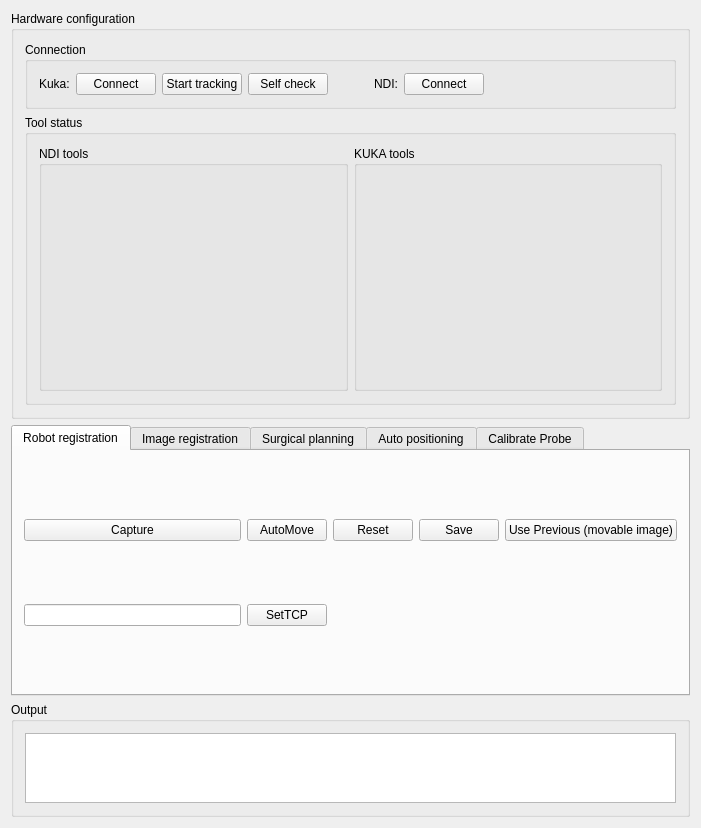
First picture: the form in Plugins/org.mitk.lancet.surgicalsimulate/src/internal/SurgicalSimulateControls.ui, repository zhaomengxiao/LancetMITK-Adition, before the edit.
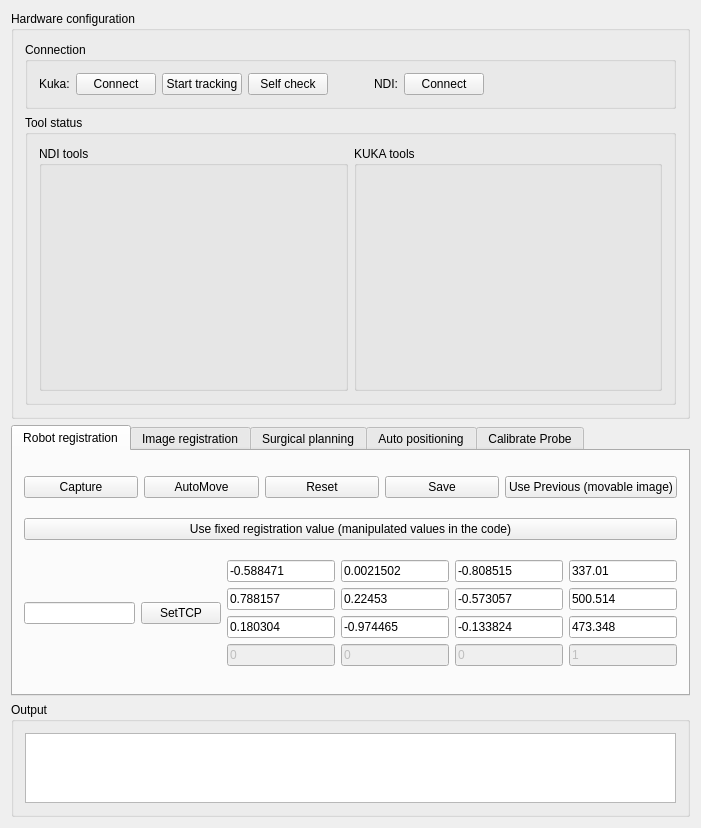
Second picture: the form after the edit. The open tabs and pages were chosen to show the change. Custom widgets are drawn as their Qt base class.

Commit message: feature(roboRegistration): temporary backup

Patch:
```diff
--- a/Plugins/org.mitk.lancet.surgicalsimulate/src/internal/SurgicalSimulateControls.ui
+++ b/Plugins/org.mitk.lancet.surgicalsimulate/src/internal/SurgicalSimulateControls.ui
@@ -7,7 +7,7 @@
     <x>0</x>
     <y>0</y>
     <width>701</width>
-    <height>738</height>
+    <height>749</height>
    </rect>
   </property>
   <property name="minimumSize">
@@ -182,51 +182,194 @@
       <attribute name="title">
        <string>Robot registration</string>
       </attribute>
-      <layout class="QGridLayout" name="gridLayout_11">
-       <item row="0" column="1">
+      <layout class="QGridLayout" name="gridLayout_12">
+       <item row="0" column="0" colspan="2">
+        <layout class="QHBoxLayout" name="horizontalLayout_7">
+         <item>
         <widget class="QPushButton" name="pushButton_captureRobot">
          <property name="text">
           <string>Capture</string>
          </property>
         </widget>
        </item>
-       <item row="0" column="2">
+         <item>
         <widget class="QPushButton" name="pushButton_automove">
          <property name="text">
           <string>AutoMove</string>
          </property>
         </widget>
        </item>
-       <item row="0" column="3">
+         <item>
         <widget class="QPushButton" name="pushButton_resetRobotReg">
          <property name="text">
           <string>Reset</string>
          </property>
         </widget>
        </item>
-       <item row="0" column="5">
-        <widget class="QPushButton" name="pushButton_usePreRobotRegit">
-         <property name="text">
-          <string>Use Previous (movable image)</string>
-         </property>
-        </widget>
-       </item>
-       <item row="0" column="4">
+         <item>
         <widget class="QPushButton" name="pushButton_saveRobotRegist">
          <property name="text">
           <string>Save</string>
          </property>
         </widget>
        </item>
-       <item row="1" column="1">
+         <item>
+          <widget class="QPushButton" name="pushButton_usePreRobotRegit">
+           <property name="text">
+            <string>Use Previous (movable image)</string>
+           </property>
+          </widget>
+         </item>
+        </layout>
+       </item>
+       <item row="1" column="0" colspan="2">
+        <widget class="QPushButton" name="pushButton_roboRegisManual">
+         <property name="text">
+          <string>Use fixed registration value (manipulated values in the code)</string>
+         </property>
+        </widget>
+       </item>
+       <item row="2" column="0">
+        <layout class="QHBoxLayout" name="horizontalLayout_10">
+         <item>
         <widget class="QLineEdit" name="lineEdit_tcp"/>
        </item>
-       <item row="1" column="2">
+         <item>
         <widget class="QPushButton" name="pushButton_setTCP">
          <property name="text">
           <string>SetTCP</string>
          </property>
         </widget>
+         </item>
+        </layout>
+       </item>
+       <item row="2" column="1">
+        <layout class="QGridLayout" name="gridLayout_11">
+         <item row="0" column="0">
+          <widget class="QLineEdit" name="lineEdit_manualRoboregis_0">
+           <property name="text">
+            <string>-0.588471</string>
+           </property>
+          </widget>
+         </item>
+         <item row="0" column="1">
+          <widget class="QLineEdit" name="lineEdit_manualRoboregis_1">
+           <property name="text">
+            <string>0.0021502</string>
+           </property>
+          </widget>
+         </item>
+         <item row="0" column="2">
+          <widget class="QLineEdit" name="lineEdit_manualRoboregis_2">
+           <property name="text">
+            <string>-0.808515</string>
+           </property>
+          </widget>
+         </item>
+         <item row="0" column="3">
+          <widget class="QLineEdit" name="lineEdit_manualRoboregis_3">
+           <property name="text">
+            <string>337.01</string>
+           </property>
+          </widget>
+         </item>
+         <item row="1" column="0">
+          <widget class="QLineEdit" name="lineEdit_manualRoboregis_4">
+           <property name="text">
+            <string>0.788157</string>
+           </property>
+          </widget>
+         </item>
+         <item row="1" column="1">
+          <widget class="QLineEdit" name="lineEdit_manualRoboregis_5">
+           <property name="text">
+            <string>0.22453</string>
+           </property>
+          </widget>
+         </item>
+         <item row="1" column="2">
+          <widget class="QLineEdit" name="lineEdit_manualRoboregis_6">
+           <property name="text">
+            <string>-0.573057</string>
+           </property>
+          </widget>
+         </item>
+         <item row="1" column="3">
+          <widget class="QLineEdit" name="lineEdit_manualRoboregis_7">
+           <property name="text">
+            <string>500.514</string>
+           </property>
+          </widget>
+         </item>
+         <item row="2" column="0">
+          <widget class="QLineEdit" name="lineEdit_manualRoboregis_8">
+           <property name="text">
+            <string>0.180304</string>
+           </property>
+          </widget>
+         </item>
+         <item row="2" column="1">
+          <widget class="QLineEdit" name="lineEdit_manualRoboregis_9">
+           <property name="text">
+            <string>-0.974465</string>
+           </property>
+          </widget>
+         </item>
+         <item row="2" column="2">
+          <widget class="QLineEdit" name="lineEdit_manualRoboregis_10">
+           <property name="text">
+            <string>-0.133824</string>
+           </property>
+          </widget>
+         </item>
+         <item row="2" column="3">
+          <widget class="QLineEdit" name="lineEdit_manualRoboregis_11">
+           <property name="text">
+            <string>473.348</string>
+           </property>
+          </widget>
+         </item>
+         <item row="3" column="0">
+          <widget class="QLineEdit" name="lineEdit_manualRoboregis_12">
+           <property name="enabled">
+            <bool>false</bool>
+           </property>
+           <property name="text">
+            <string>0</string>
+           </property>
+          </widget>
+         </item>
+         <item row="3" column="1">
+          <widget class="QLineEdit" name="lineEdit_manualRoboregis_13">
+           <property name="enabled">
+            <bool>false</bool>
+           </property>
+           <property name="text">
+            <string>0</string>
+           </property>
+          </widget>
+         </item>
+         <item row="3" column="2">
+          <widget class="QLineEdit" name="lineEdit_manualRoboregis_14">
+           <property name="enabled">
+            <bool>false</bool>
+           </property>
+           <property name="text">
+            <string>0</string>
+           </property>
+          </widget>
+         </item>
+         <item row="3" column="3">
+          <widget class="QLineEdit" name="lineEdit_manualRoboregis_15">
+           <property name="enabled">
+            <bool>false</bool>
+           </property>
+           <property name="text">
+            <string>1</string>
+           </property>
+          </widget>
+         </item>
+        </layout>
        </item>
       </layout>
      </widget>
```
Left out of the diff: 2 changed lines with no effect on the pictures. Lines whose indentation alone changed are shown as unchanged. The commit also changes 7 other files.
